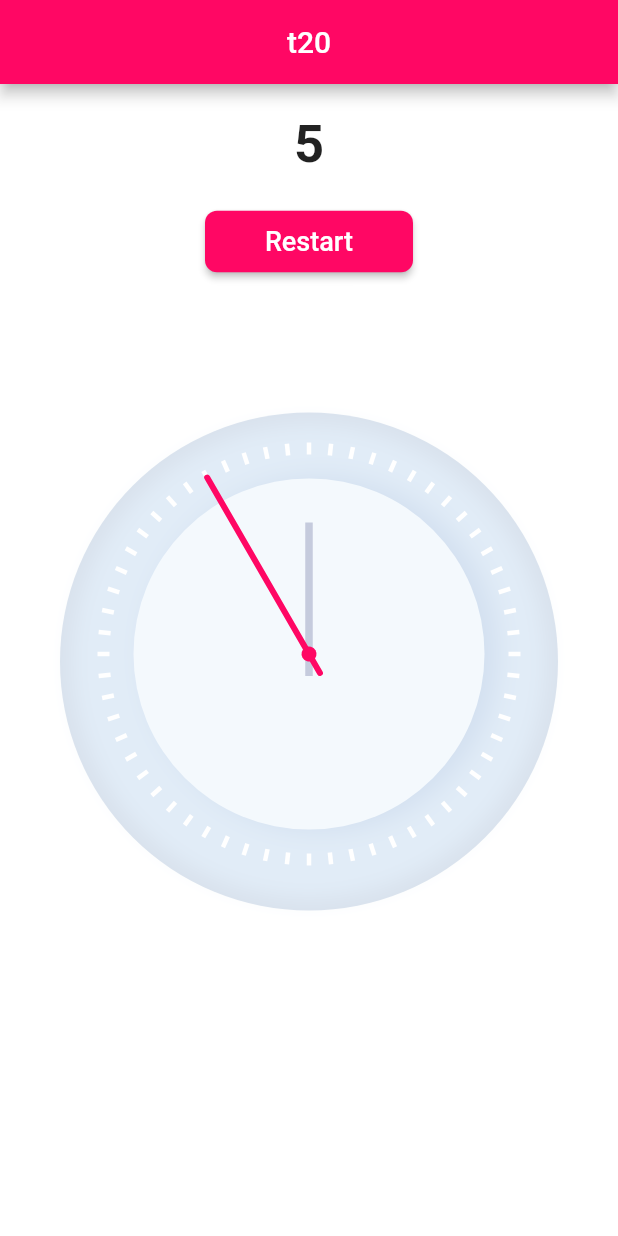
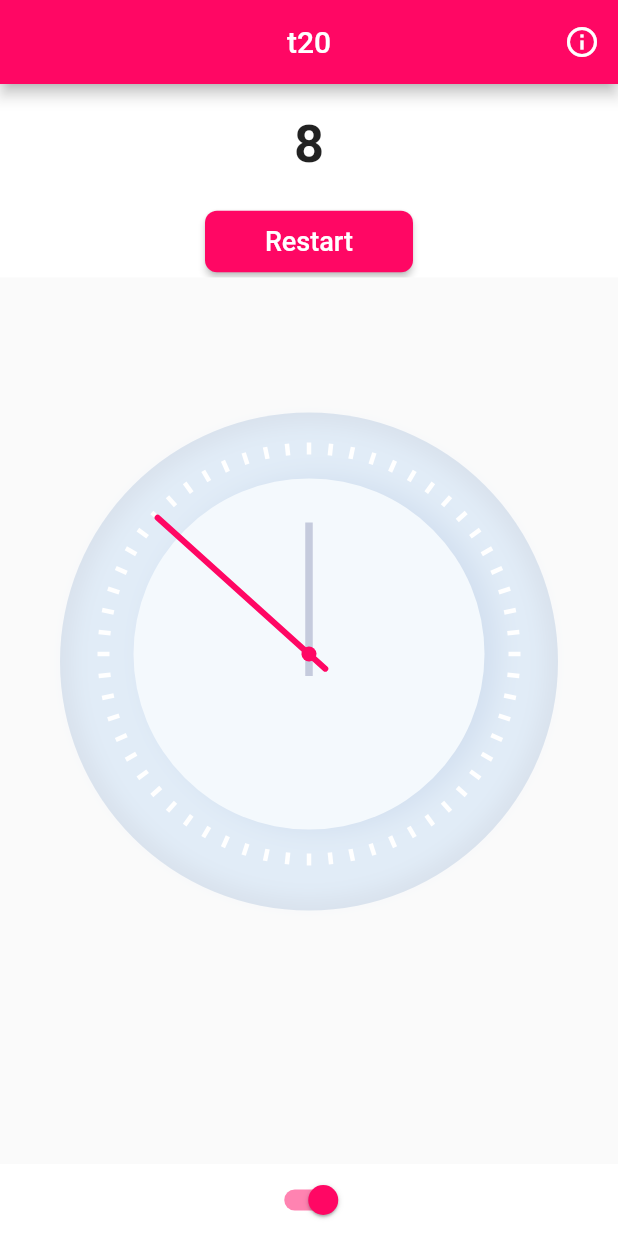
Before and after one commit to manickprime/t20, a Flutter app: the screen it shows after launch, after a tap on "Start", on a phone screen of 412 x 824 dp. Run offline on Flutter 3.47's test engine with Material 2 defaults, Android fonts, the phone set to English and light mode, and no system bars; our stand-ins replace flutter_local_notifications.

Commit message:
made it cleaner!

```diff
--- a/lib/clock/clock.dart
+++ b/lib/clock/clock.dart
@@ -58,7 +58,7 @@ class _ClockState extends State<Clock> {
 
   @override
   void dispose() {
-    _timer.cancel();
+//    _timer.cancel();
     super.dispose();
   }
 
--- a/lib/clock/clock_hands.dart
+++ b/lib/clock/clock_hands.dart
@@ -1,5 +1,4 @@
 import 'package:flutter/material.dart';
-import 'package:t20/clock/hand_hour.dart';
 import 'package:t20/clock/hand_minute.dart';
 import 'package:t20/clock/hand_second.dart';
 
@@ -14,8 +13,6 @@ class ClockHands extends StatelessWidget {
   ClockHands({this.showHourHandleHeartShape = false, this.min, this.sec});
   @override
   Widget build(BuildContext context) {
-    print(min);
-    print(sec);
     return AspectRatio(
       aspectRatio: 1,
       child: Container(
--- a/lib/main.dart
+++ b/lib/main.dart
@@ -1,6 +1,5 @@
 import 'package:flutter/material.dart';
-import 'package:t20/clock/first_screen.dart';
-import 'package:t20/notification.dart';
+import 'package:t20/info.dart';
 import 'package:t20/timer.dart';
 
 void main() {
--- a/lib/timer.dart
+++ b/lib/timer.dart
@@ -1,8 +1,7 @@
 import 'dart:async';
 import 'package:flutter/material.dart';
-import 'package:t20/button.dart';
 import 'package:t20/clock/first_screen.dart';
-import 'package:t20/notification.dart';
+import 'package:t20/info.dart';
 import 'package:t20/resting_screen.dart';
 
 class TimerPage extends StatefulWidget {
@@ -11,7 +10,6 @@ class TimerPage extends StatefulWidget {
 }
 
 class _TimerPageState extends State<TimerPage> with TickerProviderStateMixin {
-  TabController tb;
   int hour = 0;
   int min = 0;
   int sec = 0;
@@ -25,15 +23,12 @@ class _TimerPageState extends State<TimerPage> with TickerProviderStateMixin {
   int passedMin = 0;
   int passedSec = 0;
   DateTime dateTime;
+  bool isSwitched = true;
 
   @override
   void initState() {
-    tb = TabController(
-      length: 2,
-      vsync: this,
-    );
     min = 0;
-    sec = 5;
+    sec = 8;
     super.initState();
   }
 
@@ -49,16 +44,25 @@ class _TimerPageState extends State<TimerPage> with TickerProviderStateMixin {
           t.cancel();
           if (timeForTimer == 0) {
             debugPrint('Stopped by default');
-          }
             started = true;
             stopped = true;
-//          MyHomePage myHomePage = MyHomePage();
-//          myHomePage.
+            t.cancel();
             Navigator.pushReplacement(
                 context,
                 PageRouteBuilder(
                     pageBuilder: (context, __, ___) => RestPage(),
                     transitionDuration: Duration(seconds: 0)));
+          } else {
+            t.cancel();
+            started = true;
+            stopped = true;
+            Navigator.pushReplacement(
+                context,
+                PageRouteBuilder(
+                  pageBuilder: (context, _, __) => TimerPage(),
+                  transitionDuration: Duration(seconds: 0),
+                ));
+          }
         } else if (timeForTimer < 60) {
           timeToDisplay = timeForTimer.toString();
           passedMin = 0;
@@ -96,82 +100,10 @@ class _TimerPageState extends State<TimerPage> with TickerProviderStateMixin {
     return Container(
       child: Column(
         children: [
-//          Expanded(
-//            flex: 6,
-//            child: Row(
-//              mainAxisAlignment: MainAxisAlignment.center,
-//              children: [
-//                Column(
-//                  mainAxisAlignment: MainAxisAlignment.center,
-//                  children: [
-//                    Padding(
-//                      padding: EdgeInsets.only(
-//                        bottom: 10,
-//                      ),
-//                      child: Text('HH'),
-//                    ),
-//                    NumberPicker.integer(
-//                        initialValue: hour,
-//                        minValue: 0,
-//                        maxValue: 23,
-//                        listViewWidth: 60,
-//                        onChanged: (val) {
-//                          setState(() {
-//                            hour = val;
-//                          });
-//                        }),
-//                  ],
-//                ),
-//                Column(
-//                  mainAxisAlignment: MainAxisAlignment.center,
-//                  children: [
-//                    Padding(
-//                      padding: EdgeInsets.only(
-//                        bottom: 10,
-//                      ),
-//                      child: Text('MM'),
-//                    ),
-//                    NumberPicker.integer(
-//                        initialValue: min,
-//                        minValue: 0,
-//                        maxValue: 23,
-//                        listViewWidth: 60,
-//                        onChanged: (val) {
-//                          setState(() {
-//                            min = val;
-//                          });
-//                        }),
-//                  ],
-//                ),
-//                Column(
-//                  mainAxisAlignment: MainAxisAlignment.center,
-//                  children: [
-//                    Padding(
-//                      padding: EdgeInsets.only(
-//                        bottom: 10,
-//                      ),
-//                      child: Text('SS'),
-//                    ),
-//                    NumberPicker.integer(
-//                        initialValue: sec,
-//                        minValue: 0,
-//                        maxValue: 23,
-//                        listViewWidth: 60,
-//                        onChanged: (val) {
-//                          setState(() {
-//                            sec = val;
-//                          });
-//                        }),
-//                  ],
-//                ),
-//              ],
-//            ),
-//          ),
           SizedBox(
             height: 20,
           ),
           Container(
-//            flex: 1,
             child: Text(
               timeToDisplay,
               style: TextStyle(
@@ -184,12 +116,10 @@ class _TimerPageState extends State<TimerPage> with TickerProviderStateMixin {
             height: 20,
           ),
           Container(
-//              flex: 3,
               child: Row(
             mainAxisAlignment: MainAxisAlignment.spaceEvenly,
             children: [
               RaisedButton(
-//                onPressed: started ? start : null,
                 onPressed: times % 2 == 0
                     ? () {
                         start();
@@ -212,26 +142,16 @@ class _TimerPageState extends State<TimerPage> with TickerProviderStateMixin {
                   borderRadius: BorderRadius.circular(8),
                 ),
               ),
-//              RaisedButton(
-//                onPressed: stopped ? null : stop,
-//                color: Colors.red,
-//                padding: EdgeInsets.symmetric(
-//                  horizontal: 40,
-//                  vertical: 10,
-//                ),
-//                child: Text(
-//                  'Stop',
-//                  style: TextStyle(fontSize: 18, color: Colors.white),
-//                ),
-//                shape: RoundedRectangleBorder(
-//                  borderRadius: BorderRadius.circular(15),
-//                ),
-//              ),
             ],
           )),
         ],
       ),
     );
+  }
+
+  @override
+  void dispose() {
+    super.dispose();
   }
 
   @override
@@ -242,14 +162,38 @@ class _TimerPageState extends State<TimerPage> with TickerProviderStateMixin {
         title: Text('t20'),
         centerTitle: true,
         backgroundColor: Color(0xffff0764),
+        actions: [
+          IconButton(
+            icon: Icon(Icons.info_outline),
+            onPressed: () {
+              print('im pressed');
+              Navigator.of(context).push(PageRouteBuilder(
+                opaque: false,
+                pageBuilder: (context, _, __) => InfoScreen(),
+              ));
+            },
+          ),
+        ],
       ),
       body: Column(children: [
         timer(),
         Expanded(
-          child: FirstTab(
+          child: Scaffold(
+            body: FirstTab(
               minutes: passedMin,
               seconds: passedSec,
             ),
+          ),
+        ),
+        Switch(
+          value: isSwitched,
+          onChanged: (value) {
+            setState(() {
+              isSwitched = value;
+            });
+          },
+//          activeTrackColor: Color(0xffff0764),
+          activeColor: Color(0xffff0764),
         ),
       ]),
     );
```
Also changed, not shown: lib/info.dart (added, +24 -0 lines), lib/resting_screen.dart (+0 -96 lines). Lines whose indentation alone changed are shown as unchanged.
